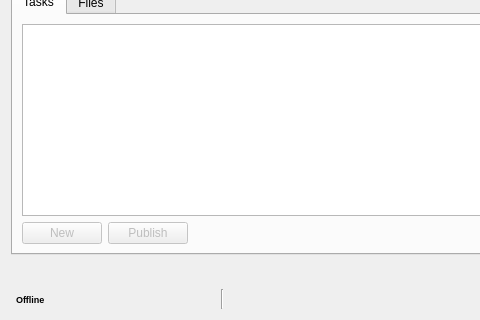
Above: module/wildchildanimation/gui/forms/maya/form.ui from dearyangyu/swing before the change; both pictures show x 0 to 480 and y 171 to 491 of the 650 by 491 pixel window. Below: the same form after it.
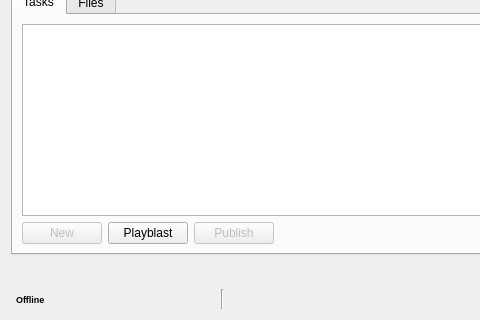
That is the form after the change.

```diff
--- a/module/wildchildanimation/gui/forms/maya/form.ui
+++ b/module/wildchildanimation/gui/forms/maya/form.ui
@@ -422,6 +422,13 @@
                </property>
               </widget>
              </item>
+             <item>
+              <widget class="QPushButton" name="pushButtonPlayblast">
+               <property name="text">
+                <string>Playblast</string>
+               </property>
+              </widget>
+             </item>
              <item>
               <widget class="QPushButton" name="pushButtonPublish">
                <property name="enabled">
```
